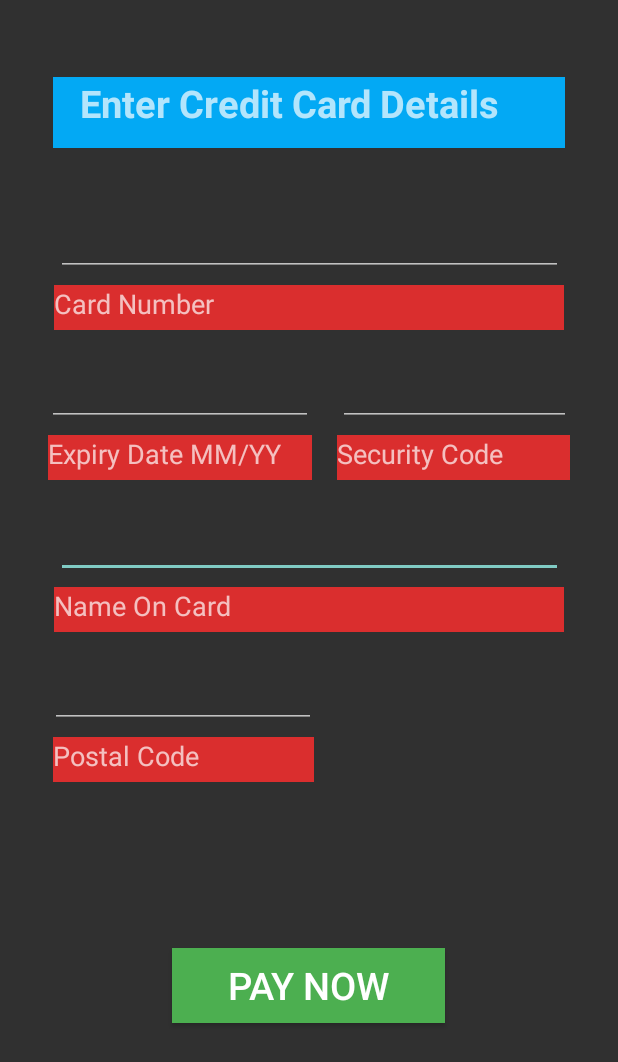
After one commit to yasbik/Ixalan, an Android app: the CardPaymentActivity screen opened directly, with no data from a screen before it, on a phone screen of 412 x 824 dp. The commit adds this screen. Shown: the top 1062 px of the screen. Run offline under Robolectric (Android 15) with nearby library versions, the phone set to English and light mode, and no system bars.

Commit message:
payment-feature's user-stories item-summary,payment-type,payment-details

```diff
--- a/app/src/main/AndroidManifest.xml
+++ b/app/src/main/AndroidManifest.xml
@@ -9,6 +9,10 @@
         android:roundIcon="@mipmap/ic_launcher_round"
         android:supportsRtl="true"
         android:theme="@style/Theme.AppCompat.NoActionBar">
+        <activity android:name=".presentation.CardPaymentActivity"></activity>
+        <activity android:name=".presentation.PaymentSuccessfulActivity"></activity>
+        <activity android:name=".presentation.PaymentOptionsActivity"></activity>
+        <activity android:name=".presentation.ViewCartActivity"></activity>
         <activity android:name=".presentation.MovieDetailActivity"></activity>
         <activity android:name=".presentation.MovieListActivity">
             <intent-filter>
--- a/app/src/main/java/com/example/ixalan/objects/Merchandise.java
+++ b/app/src/main/java/com/example/ixalan/objects/Merchandise.java
@@ -7,6 +7,11 @@ public class Merchandise
     private Movie movieTag; //movie to which this merchandise item is associated
     private float price;
     private int stock;
+
+    public Merchandise(String name, float price) {
+        this.name = name;
+        this.price = price;
+    }
 
     public String getName()
     {
--- /dev/null
+++ b/app/src/main/java/com/example/ixalan/presentation/CardPaymentActivity.java
@@ -0,0 +1,52 @@
+package com.example.ixalan.presentation;
+
+import android.content.Intent;
+import android.os.Bundle;
+import android.view.View;
+import android.widget.Button;
+import android.widget.TextView;
+
+import androidx.appcompat.app.AppCompatActivity;
+
+import com.example.ixalan.R;
+
+public class CardPaymentActivity extends AppCompatActivity {
+    @Override
+    protected void onCreate(Bundle savedInstanceState) {
+        super.onCreate(savedInstanceState);
+        setContentView(R.layout.card_payment_details);
+
+        TextView card_pay_header_text_view = (TextView) findViewById(R.id.cardpay_header_text_view);
+        card_pay_header_text_view.setText("   Enter Credit Card Details");
+
+        TextView card_number_text_view = (TextView) findViewById(R.id.card_number_text_view);
+        card_number_text_view.setText("Card Number");
+
+        TextView expiry_date_text_view = (TextView) findViewById(R.id.expiry_date_text_view);
+        expiry_date_text_view.setText("Expiry Date MM/YY");
+
+        TextView security_code_text_view = (TextView) findViewById(R.id.security_code_text_view);
+        security_code_text_view.setText("Security Code");
+
+        TextView card_name_text_view = (TextView) findViewById(R.id.card_name_text_view);
+        card_name_text_view.setText("Name On Card");
+
+        TextView postal_code_text_view = (TextView) findViewById(R.id.postal_code_text_view);
+        postal_code_text_view.setText("Postal Code");
+
+        final_payment();
+
+    }
+
+    private void final_payment() {
+        Button mButton = (Button) findViewById(R.id.pay_button);
+        mButton.setOnClickListener(new View.OnClickListener() {
+            @Override
+            public void onClick(View view) {
+                Intent intent = new Intent(CardPaymentActivity.this, PaymentSuccessfulActivity.class);
+                intent.putExtra("PAYMENT_MODE", "card");
+                startActivity(intent);
+            }
+        });
+    }
+}
--- /dev/null
+++ b/app/src/main/res/layout/card_payment_details.xml
@@ -0,0 +1,194 @@
+<?xml version="1.0" encoding="utf-8"?>
+<androidx.constraintlayout.widget.ConstraintLayout xmlns:android="http://schemas.android.com/apk/res/android"
+    xmlns:app="http://schemas.android.com/apk/res-auto"
+    xmlns:tools="http://schemas.android.com/tools"
+    android:id="@+id/card_payment_details_layout"
+    android:layout_width="match_parent"
+    android:layout_height="match_parent">
+
+    <TextView
+        android:id="@+id/card_name_text_view"
+        android:layout_width="340dp"
+        android:layout_height="30dp"
+        android:layout_marginStart="34dp"
+        android:layout_marginLeft="34dp"
+        android:layout_marginTop="6dp"
+        android:layout_marginEnd="12dp"
+        android:layout_marginRight="34dp"
+        android:background="#DA2E2E"
+        android:textSize="18sp"
+        app:layout_constraintEnd_toEndOf="parent"
+        app:layout_constraintHorizontal_bias="0.08"
+        app:layout_constraintStart_toStartOf="parent"
+        app:layout_constraintTop_toBottomOf="@+id/card_name_text" />
+
+    <EditText
+        android:id="@+id/card_name_text"
+        android:layout_width="338dp"
+        android:layout_height="45dp"
+        android:layout_marginStart="34dp"
+        android:layout_marginLeft="34dp"
+        android:layout_marginTop="20dp"
+        android:layout_marginEnd="34dp"
+        android:layout_marginRight="34dp"
+        android:ems="10"
+        android:inputType="textCapWords"
+        app:layout_constraintEnd_toEndOf="parent"
+        app:layout_constraintStart_toStartOf="parent"
+        app:layout_constraintTop_toBottomOf="@+id/expiry_date_text_view" />
+
+    <TextView
+        android:id="@+id/postal_code_text_view"
+        android:layout_width="174dp"
+        android:layout_height="30dp"
+        android:layout_marginStart="34dp"
+        android:layout_marginLeft="34dp"
+        android:layout_marginTop="6dp"
+        android:layout_marginEnd="202dp"
+        android:layout_marginRight="202dp"
+        android:background="#DA2E2E"
+        android:textSize="18sp"
+        app:layout_constraintEnd_toEndOf="parent"
+        app:layout_constraintStart_toStartOf="parent"
+        app:layout_constraintTop_toBottomOf="@+id/postal_code_text" />
+
+    <EditText
+        android:id="@+id/postal_code_text"
+        android:layout_width="177dp"
+        android:layout_height="44dp"
+        android:layout_marginStart="34dp"
+        android:layout_marginLeft="34dp"
+        android:layout_marginTop="20dp"
+        android:layout_marginEnd="202dp"
+        android:layout_marginRight="202dp"
+        android:ems="10"
+        android:inputType="textCapCharacters"
+        app:layout_constraintEnd_toEndOf="parent"
+        app:layout_constraintStart_toStartOf="parent"
+        app:layout_constraintTop_toBottomOf="@+id/card_name_text_view" />
+
+    <TextView
+        android:id="@+id/security_code_text_view"
+        android:layout_width="155dp"
+        android:layout_height="30dp"
+        android:layout_marginStart="9dp"
+        android:layout_marginLeft="9dp"
+        android:layout_marginTop="6dp"
+        android:layout_marginEnd="34dp"
+        android:layout_marginRight="34dp"
+        android:background="#DA2E2E"
+        android:textSize="18sp"
+        app:layout_constraintEnd_toEndOf="parent"
+        app:layout_constraintStart_toEndOf="@+id/expiry_date_text_view"
+        app:layout_constraintTop_toBottomOf="@+id/security_code_text" />
+
+    <EditText
+        android:id="@+id/security_code_text"
+        android:layout_width="155dp"
+        android:layout_height="44dp"
+        android:layout_marginStart="9dp"
+        android:layout_marginLeft="9dp"
+        android:layout_marginTop="20dp"
+        android:layout_marginEnd="34dp"
+        android:layout_marginRight="34dp"
+        android:ems="10"
+        android:inputType="phone"
+        app:layout_constraintEnd_toEndOf="parent"
+        app:layout_constraintStart_toEndOf="@+id/expiry_date_text"
+        app:layout_constraintTop_toBottomOf="@+id/card_number_text_view" />
+
+    <TextView
+        android:id="@+id/expiry_date_text_view"
+        android:layout_width="176dp"
+        android:layout_height="30dp"
+        android:layout_marginStart="34dp"
+        android:layout_marginLeft="34dp"
+        android:layout_marginTop="6dp"
+        android:layout_marginEnd="7dp"
+        android:layout_marginRight="7dp"
+        android:background="#DA2E2E"
+        android:textSize="18sp"
+        app:layout_constraintEnd_toStartOf="@+id/security_code_text_view"
+        app:layout_constraintStart_toStartOf="parent"
+        app:layout_constraintTop_toBottomOf="@+id/expiry_date_text" />
+
+    <EditText
+        android:id="@+id/expiry_date_text"
+        android:layout_width="177dp"
+        android:layout_height="44dp"
+        android:layout_marginStart="34dp"
+        android:layout_marginLeft="34dp"
+        android:layout_marginTop="20dp"
+        android:layout_marginEnd="7dp"
+        android:layout_marginRight="7dp"
+        android:ems="10"
+        android:inputType="textPersonName"
+        app:layout_constraintEnd_toStartOf="@+id/security_code_text"
+        app:layout_constraintStart_toStartOf="parent"
+        app:layout_constraintTop_toBottomOf="@+id/card_number_text_view" />
+
+    <TextView
+        android:id="@+id/card_number_text_view"
+        android:layout_width="340dp"
+        android:layout_height="30dp"
+        android:layout_marginStart="34dp"
+        android:layout_marginLeft="34dp"
+        android:layout_marginTop="6dp"
+        android:layout_marginEnd="34dp"
+        android:layout_marginRight="34dp"
+        android:background="#DA2E2E"
+        android:textSize="18sp"
+        app:layout_constraintEnd_toEndOf="parent"
+        app:layout_constraintStart_toStartOf="parent"
+        app:layout_constraintTop_toBottomOf="@+id/card_number_text" />
+
+    <TextView
+        android:id="@+id/cardpay_header_text_view"
+        android:layout_width="341dp"
+        android:layout_height="47dp"
+        android:layout_marginStart="34dp"
+        android:layout_marginLeft="34dp"
+        android:layout_marginTop="51dp"
+        android:layout_marginEnd="34dp"
+        android:layout_marginRight="34dp"
+        android:background="#03A9F4"
+        android:textStyle="bold"
+        android:textSize="25sp"
+        app:layout_constraintEnd_toEndOf="parent"
+        app:layout_constraintStart_toStartOf="parent"
+        app:layout_constraintTop_toTopOf="parent" />
+
+    <EditText
+        android:id="@+id/card_number_text"
+        android:layout_width="338dp"
+        android:layout_height="45dp"
+        android:layout_marginStart="34dp"
+        android:layout_marginLeft="34dp"
+        android:layout_marginTop="40dp"
+        android:layout_marginEnd="34dp"
+        android:layout_marginRight="34dp"
+        android:ems="10"
+        android:inputType="phone"
+        app:layout_constraintEnd_toEndOf="parent"
+        app:layout_constraintStart_toStartOf="parent"
+        app:layout_constraintTop_toBottomOf="@+id/cardpay_header_text_view" />
+
+    <Button
+        android:id="@+id/pay_button"
+        android:layout_width="182dp"
+        android:layout_height="50dp"
+        android:layout_marginStart="114dp"
+        android:layout_marginLeft="114dp"
+        android:layout_marginTop="30dp"
+        android:layout_marginEnd="115dp"
+        android:layout_marginRight="115dp"
+        android:layout_marginBottom="61dp"
+        android:background="#4CAF50"
+        android:text="@string/PAY_NOW"
+        android:textSize="25sp"
+        app:layout_constraintBottom_toBottomOf="parent"
+        app:layout_constraintEnd_toEndOf="parent"
+        app:layout_constraintStart_toStartOf="parent"
+        app:layout_constraintTop_toBottomOf="@+id/postal_code_text_view" />
+
+</androidx.constraintlayout.widget.ConstraintLayout>
```
Also changed, not shown: app/src/main/java/com/example/ixalan/business/AccessCart.java (added, +20 -0 lines), app/src/main/java/com/example/ixalan/presentation/MovieListActivity.java (+12 -0 lines), app/src/main/java/com/example/ixalan/presentation/PaymentOptionsActivity.java (added, +86 -0 lines), app/src/main/java/com/example/ixalan/presentation/PaymentSuccessfulActivity.java (added, +46 -0 lines), app/src/main/java/com/example/ixalan/presentation/ViewCartActivity.java (added, +79 -0 lines), app/src/main/res/layout/movie_list.xml (+19 -3 lines), app/src/main/res/layout/payment_options.xml (added, +89 -0 lines), app/src/main/res/layout/payment_success.xml (added, +24 -0 lines), app/src/main/res/layout/view_cart.xml (added, +67 -0 lines), app/src/main/res/values/strings.xml (+9 -0 lines).
